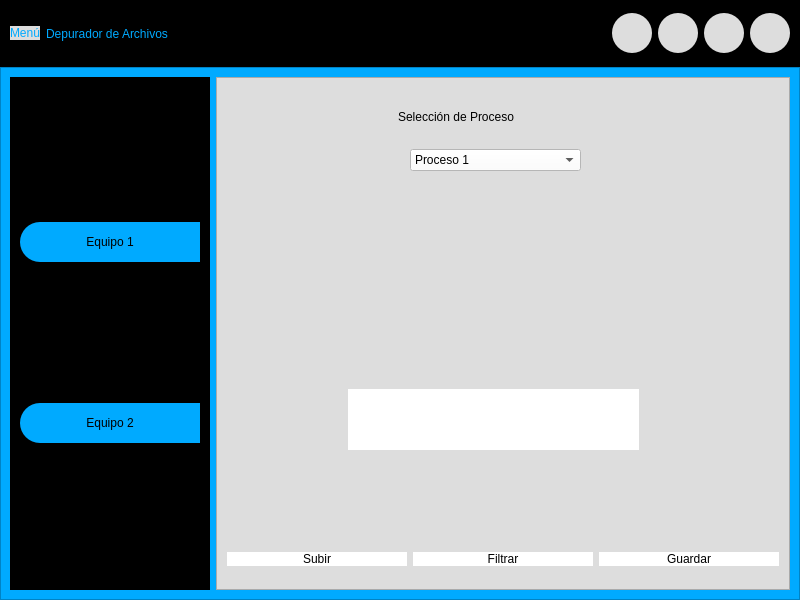
This is PythonApplication1/interfaz2.ui in dario-1/interfaz2 as Qt 5 draws it before an edit. The edited form follows.
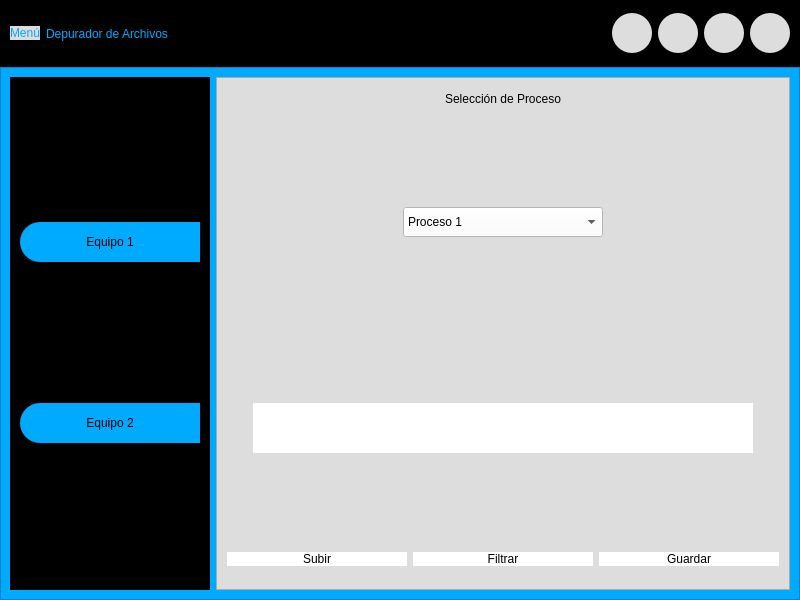
This is the edited form. The open tabs and pages were chosen to show the change. Icons and pictures are not drawn.

```diff
--- a/PythonApplication1/interfaz2.ui
+++ b/PythonApplication1/interfaz2.ui
@@ -967,7 +967,7 @@
               </property>
               <item>
                <widget class="QWidget" name="widget_5" native="true">
-                <layout class="QVBoxLayout" name="verticalLayout_6" stretch="8">
+                <layout class="QVBoxLayout" name="verticalLayout_6" stretch="0">
                  <property name="spacing">
                   <number>0</number>
                  </property>
@@ -988,14 +988,29 @@
                    <property name="styleSheet">
                     <string notr="true"/>
                    </property>
+                   <layout class="QVBoxLayout" name="verticalLayout_10">
+                    <property name="spacing">
+                     <number>0</number>
+                    </property>
+                    <property name="leftMargin">
+                     <number>0</number>
+                    </property>
+                    <property name="topMargin">
+                     <number>0</number>
+                    </property>
+                    <property name="rightMargin">
+                     <number>0</number>
+                    </property>
+                    <property name="bottomMargin">
+                     <number>0</number>
+                    </property>
+                    <item>
                    <widget class="QLabel" name="label_5">
-                    <property name="geometry">
-                     <rect>
-                      <x>180</x>
-                      <y>30</y>
-                      <width>251</width>
-                      <height>16</height>
-                     </rect>
+                      <property name="maximumSize">
+                       <size>
+                        <width>16777215</width>
+                        <height>40</height>
+                       </size>
                     </property>
                     <property name="styleSheet">
                      <string notr="true">font:87 12pt &quot;Arial Black&quot;;
@@ -1004,15 +1019,55 @@
                     <property name="text">
                      <string>Selección de Proceso</string>
                     </property>
-                   </widget>
+                      <property name="alignment">
+                       <set>Qt::AlignCenter</set>
+                      </property>
+                     </widget>
+                    </item>
+                    <item>
+                     <widget class="QWidget" name="widget_12" native="true">
+                      <layout class="QHBoxLayout" name="horizontalLayout_9">
+                       <property name="spacing">
+                        <number>0</number>
+                       </property>
+                       <property name="leftMargin">
+                        <number>0</number>
+                       </property>
+                       <property name="topMargin">
+                        <number>0</number>
+                       </property>
+                       <property name="rightMargin">
+                        <number>0</number>
+                       </property>
+                       <property name="bottomMargin">
+                        <number>0</number>
+                       </property>
+                       <item>
+                        <spacer name="horizontalSpacer_10">
+                         <property name="orientation">
+                          <enum>Qt::Horizontal</enum>
+                         </property>
+                         <property name="sizeHint" stdset="0">
+                          <size>
+                           <width>40</width>
+                           <height>20</height>
+                          </size>
+                         </property>
+                        </spacer>
+                       </item>
+                       <item>
                    <widget class="QComboBox" name="proceso2">
-                    <property name="geometry">
-                     <rect>
-                      <x>192</x>
-                      <y>70</y>
-                      <width>171</width>
-                      <height>22</height>
-                     </rect>
+                         <property name="minimumSize">
+                          <size>
+                           <width>200</width>
+                           <height>30</height>
+                          </size>
+                         </property>
+                         <property name="maximumSize">
+                          <size>
+                           <width>200</width>
+                           <height>30</height>
+                          </size>
                     </property>
                     <property name="styleSheet">
                      <string notr="true">background-color: rgb(255, 255, 255);
@@ -1035,14 +1090,52 @@
                      </property>
                     </item>
                    </widget>
+                       </item>
+                       <item>
+                        <spacer name="horizontalSpacer_11">
+                         <property name="orientation">
+                          <enum>Qt::Horizontal</enum>
+                         </property>
+                         <property name="sizeHint" stdset="0">
+                          <size>
+                           <width>40</width>
+                           <height>20</height>
+                          </size>
+                         </property>
+                        </spacer>
+                       </item>
+                      </layout>
+                     </widget>
+                    </item>
+                    <item>
+                     <widget class="QWidget" name="widget_13" native="true">
+                      <layout class="QHBoxLayout" name="horizontalLayout_10">
+                       <item>
+                        <spacer name="horizontalSpacer_12">
+                         <property name="orientation">
+                          <enum>Qt::Horizontal</enum>
+                         </property>
+                         <property name="sizeHint" stdset="0">
+                          <size>
+                           <width>11</width>
+                           <height>20</height>
+                          </size>
+                         </property>
+                        </spacer>
+                       </item>
+                       <item>
                    <widget class="QLabel" name="label_6">
-                    <property name="geometry">
-                     <rect>
-                      <x>130</x>
-                      <y>310</y>
-                      <width>291</width>
-                      <height>61</height>
-                     </rect>
+                         <property name="minimumSize">
+                          <size>
+                           <width>500</width>
+                           <height>50</height>
+                          </size>
+                         </property>
+                         <property name="maximumSize">
+                          <size>
+                           <width>500</width>
+                           <height>50</height>
+                          </size>
                     </property>
                     <property name="styleSheet">
                      <string notr="true">font:87 12pt &quot;Arial Black&quot;;
@@ -1056,6 +1149,24 @@
                      <set>Qt::AlignCenter</set>
                     </property>
                    </widget>
+                       </item>
+                       <item>
+                        <spacer name="horizontalSpacer_13">
+                         <property name="orientation">
+                          <enum>Qt::Horizontal</enum>
+                         </property>
+                         <property name="sizeHint" stdset="0">
+                          <size>
+                           <width>12</width>
+                           <height>20</height>
+                          </size>
+                         </property>
+                        </spacer>
+                       </item>
+                      </layout>
+                     </widget>
+                    </item>
+                   </layout>
                   </widget>
                  </item>
                 </layout>
```
Lines whose indentation alone changed are shown as unchanged.
